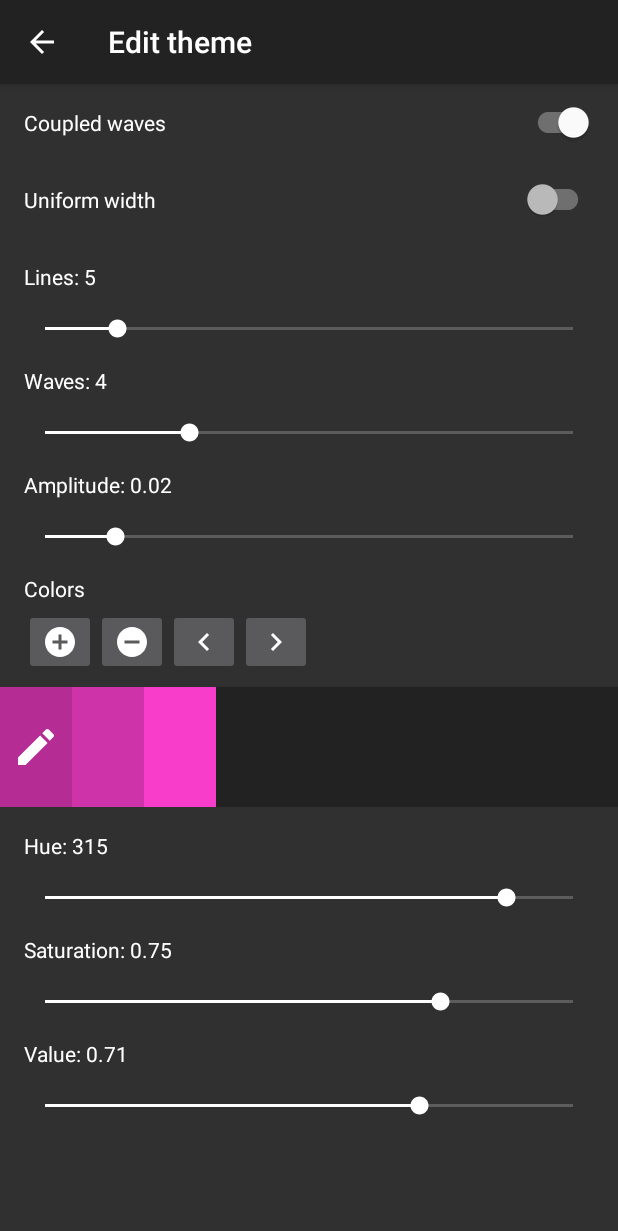
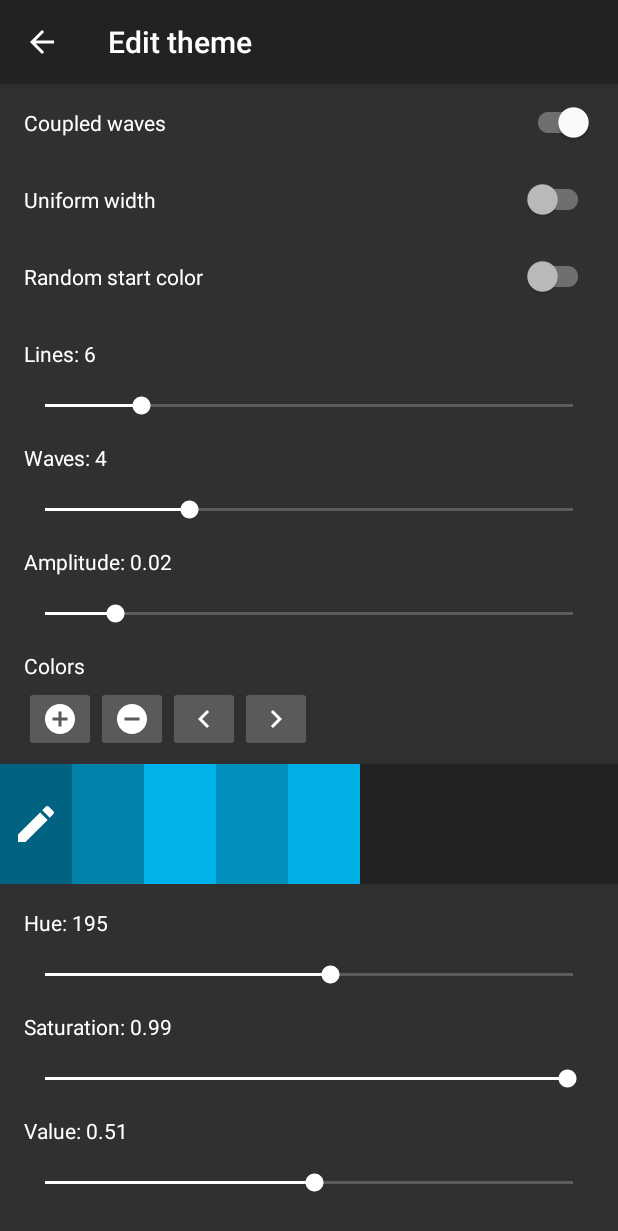
Before and after one commit to markusfisch/WaveLinesWallpaper, an Android app: the screen it shows after launch (MainActivity), after a tap on "Edit theme", on a phone screen of 412 x 824 dp. Shown: the top 1231 px of the screen. Run offline under Robolectric (Android 15) with nearby library versions, the phone set to English and light mode, and no system bars; 2 other taps on this screen came first.

Commit message:
Make picking a random start color optional

```diff
--- a/app/src/main/java/de/markusfisch/android/wavelines/database/Database.java
+++ b/app/src/main/java/de/markusfisch/android/wavelines/database/Database.java
@@ -15,6 +15,7 @@ public class Database {
 	public static final String THEMES_ID = "_id";
 	public static final String THEMES_COUPLED = "coupled";
 	public static final String THEMES_UNIFORM = "uniform";
+	public static final String THEMES_SHUFFLE = "shuffle";
 	public static final String THEMES_LINES = "lines";
 	public static final String THEMES_WAVES = "waves";
 	public static final String THEMES_AMPLITUDE = "amplitude";
@@ -33,6 +34,7 @@ public class Database {
 						THEMES_ID + "," +
 						THEMES_COUPLED + "," +
 						THEMES_UNIFORM + "," +
+						THEMES_SHUFFLE + "," +
 						THEMES_LINES + "," +
 						THEMES_WAVES + "," +
 						THEMES_AMPLITUDE + "," +
@@ -69,6 +71,7 @@ public class Database {
 						THEMES_ID + "," +
 						THEMES_COUPLED + "," +
 						THEMES_UNIFORM + "," +
+						THEMES_SHUFFLE + "," +
 						THEMES_LINES + "," +
 						THEMES_WAVES + "," +
 						THEMES_AMPLITUDE + "," +
@@ -131,6 +134,7 @@ public class Database {
 		return new Theme(
 				cursor.getInt(cursor.getColumnIndex(THEMES_COUPLED)) > 0,
 				cursor.getInt(cursor.getColumnIndex(THEMES_UNIFORM)) > 0,
+				cursor.getInt(cursor.getColumnIndex(THEMES_SHUFFLE)) > 0,
 				cursor.getInt(cursor.getColumnIndex(THEMES_LINES)),
 				cursor.getInt(cursor.getColumnIndex(THEMES_WAVES)),
 				cursor.getFloat(cursor.getColumnIndex(THEMES_AMPLITUDE)),
@@ -153,6 +157,7 @@ public class Database {
 		ContentValues cv = new ContentValues();
 		cv.put(THEMES_COUPLED, theme.coupled);
 		cv.put(THEMES_UNIFORM, theme.uniform);
+		cv.put(THEMES_SHUFFLE, theme.shuffle);
 		cv.put(THEMES_LINES, theme.lines);
 		cv.put(THEMES_WAVES, theme.waves);
 		cv.put(THEMES_AMPLITUDE, theme.amplitude);
@@ -162,7 +167,7 @@ public class Database {
 	}
 
 	private static void insertDefaultThemes(SQLiteDatabase db) {
-		insertTheme(db, new Theme(true, false, 24, 3, .02f, new int[]{
+		insertTheme(db, new Theme(true, false, true, 24, 3, .02f, new int[]{
 			0xff0060a0,
 			0xff00b0f0,
 			0xff0080c0,
@@ -170,7 +175,7 @@ public class Database {
 			0xff0070b0,
 			0xff0090d0
 		}));
-		insertTheme(db, new Theme(false, false, 4, 2, .04f, new int[]{
+		insertTheme(db, new Theme(false, false, true, 4, 2, .04f, new int[]{
 			0xff00b06c,
 			0xff007ac6,
 			0xffe86f13,
@@ -184,15 +189,21 @@ public class Database {
 				THEMES_ID + " INTEGER PRIMARY KEY AUTOINCREMENT," +
 				THEMES_COUPLED + " INTEGER," +
 				THEMES_UNIFORM + " INTEGER," +
+				THEMES_SHUFFLE + " INTEGER," +
 				THEMES_LINES + " INTEGER," +
 				THEMES_WAVES + " INTEGER," +
 				THEMES_AMPLITUDE + " DOUBLE," +
 				THEMES_COLORS + " BLOB);");
 	}
 
+	private static void addShuffle(SQLiteDatabase db) {
+		db.execSQL("ALTER TABLE " + THEMES +
+				" ADD COLUMN " + THEMES_SHUFFLE + " INTEGER;");
+	}
+
 	private static class OpenHelper extends SQLiteOpenHelper {
 		public OpenHelper(Context context) {
-			super(context, "themes.db", null, 1);
+			super(context, "themes.db", null, 2);
 		}
 
 		@Override
@@ -213,6 +224,9 @@ public class Database {
 				SQLiteDatabase db,
 				int oldVersion,
 				int newVersion) {
+			if (oldVersion < 2) {
+				addShuffle(db);
+			}
 		}
 	}
 }
--- a/app/src/main/java/de/markusfisch/android/wavelines/database/Theme.java
+++ b/app/src/main/java/de/markusfisch/android/wavelines/database/Theme.java
@@ -7,6 +7,7 @@ import android.graphics.Color;
 public class Theme {
 	public final boolean coupled;
 	public final boolean uniform;
+	public final boolean shuffle;
 	public final int lines;
 	public final int waves;
 	public final float amplitude;
@@ -16,6 +17,7 @@ public class Theme {
 	public Theme() {
 		coupled = Math.random() > .5f ? true : false;
 		uniform = Math.random() > .5f ? true : false;
+		shuffle = Math.random() > .5f ? true : false;
 		lines = 2 + (int) Math.round(Math.random() * 8);
 		waves = 1 + (int) Math.round(Math.random() * 5);
 		amplitude = .02f + Math.round(Math.random() * .13f);
@@ -31,12 +33,14 @@ public class Theme {
 	public Theme(
 			boolean coupled,
 			boolean uniform,
+			boolean shuffle,
 			int lines,
 			int waves,
 			float amplitude,
 			int colors[]) {
 		this.coupled = coupled;
 		this.uniform = uniform;
+		this.shuffle = shuffle;
 		this.lines = lines;
 		this.waves = waves;
 		this.amplitude = amplitude;
--- a/app/src/main/java/de/markusfisch/android/wavelines/fragment/ThemeEditorFragment.java
+++ b/app/src/main/java/de/markusfisch/android/wavelines/fragment/ThemeEditorFragment.java
@@ -66,6 +66,7 @@ public class ThemeEditorFragment extends Fragment {
 	private long themeId;
 	private SwitchCompat coupledSwitch;
 	private SwitchCompat uniformSwitch;
+	private SwitchCompat shuffleSwitch;
 	private TextView linesLabel;
 	private String linesTemplate;
 	private SeekBar linesBar;
@@ -133,6 +134,7 @@ public class ThemeEditorFragment extends Fragment {
 		return new Theme(
 			coupledSwitch.isChecked(),
 			uniformSwitch.isChecked(),
+			shuffleSwitch.isChecked(),
 			linesBar.getProgress(),
 			wavesBar.getProgress(),
 			amplitudeBar.getProgress() / 100f,
@@ -143,6 +145,7 @@ public class ThemeEditorFragment extends Fragment {
 	private void initViews(View view) {
 		coupledSwitch = view.findViewById(R.id.coupled);
 		uniformSwitch = view.findViewById(R.id.uniform);
+		shuffleSwitch = view.findViewById(R.id.shuffle);
 		linesLabel = view.findViewById(R.id.lines_label);
 		linesTemplate = getString(R.string.lines);
 		linesBar = view.findViewById(R.id.lines);
@@ -211,6 +214,7 @@ public class ThemeEditorFragment extends Fragment {
 	private void setTheme(LayoutInflater inflater, Theme theme) {
 		coupledSwitch.setChecked(theme.coupled);
 		uniformSwitch.setChecked(theme.uniform);
+		shuffleSwitch.setChecked(theme.shuffle);
 		linesBar.setProgress(theme.lines);
 		wavesBar.setProgress(theme.waves);
 		amplitudeBar.setProgress((int) Math.round(theme.amplitude * 100f));
--- a/app/src/main/java/de/markusfisch/android/wavelines/graphics/WaveLinesRenderer.java
+++ b/app/src/main/java/de/markusfisch/android/wavelines/graphics/WaveLinesRenderer.java
@@ -159,7 +159,7 @@ public class WaveLinesRenderer {
 
 		// create wave lines
 		{
-			int c = (int) Math.round(Math.random() *
+			int c = !theme.shuffle ? 0 : (int) Math.round(Math.random() *
 					(theme.colors.length - 1));
 			final float thickness = maxSize / theme.lines;
 
--- a/app/src/main/res/layout/fragment_theme_editor.xml
+++ b/app/src/main/res/layout/fragment_theme_editor.xml
@@ -19,6 +19,12 @@
 			android:layout_width="match_parent"
 			android:layout_height="wrap_content"
 			android:text="@string/uniform"
+			android:padding="16dp"/>
+		<android.support.v7.widget.SwitchCompat
+			android:id="@+id/shuffle"
+			android:layout_width="match_parent"
+			android:layout_height="wrap_content"
+			android:text="@string/shuffle"
 			android:padding="16dp"/>
 		<TextView
 			android:id="@+id/lines_label"
--- a/app/src/main/res/values/strings.xml
+++ b/app/src/main/res/values/strings.xml
@@ -10,6 +10,7 @@
 	<string name="set_as_wallpaper">Set as wallpaper</string>
 	<string name="coupled">Coupled waves</string>
 	<string name="uniform">Uniform width</string>
+	<string name="shuffle">Random start color</string>
 	<string name="lines">Lines: %d</string>
 	<string name="waves">Waves: %d</string>
 	<string name="amplitude">Amplitude: %.02f</string>
```
